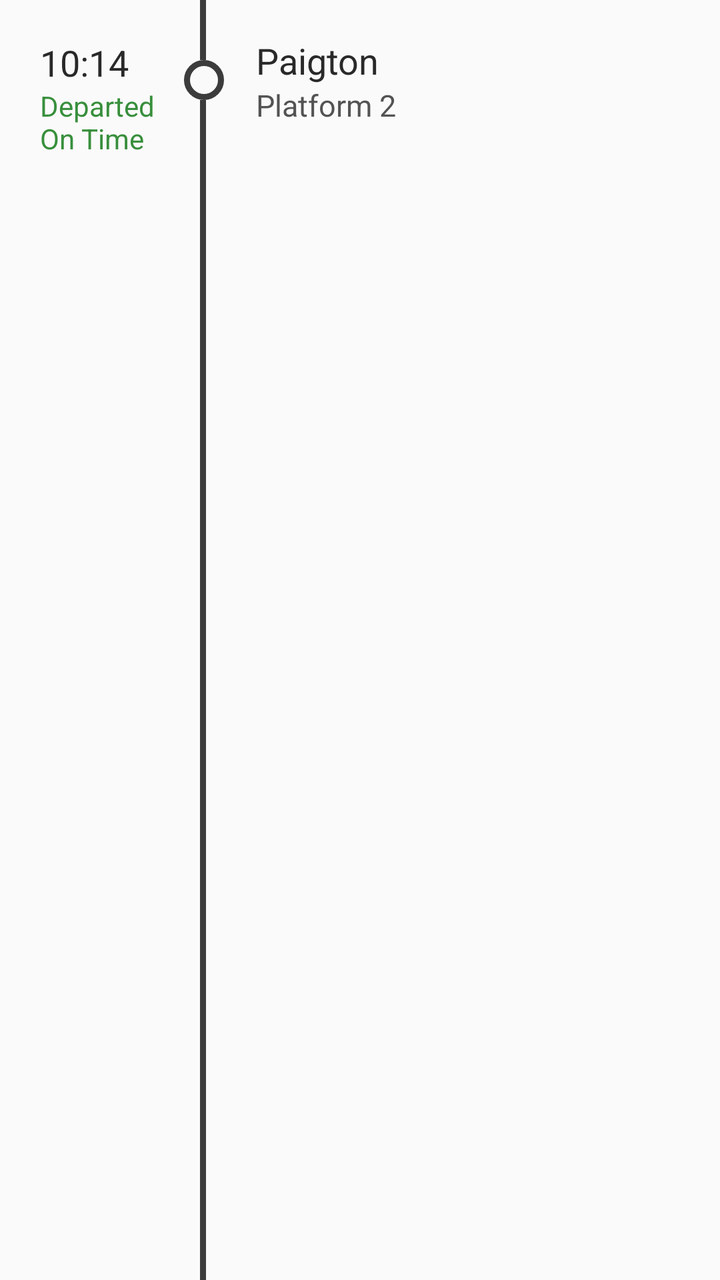
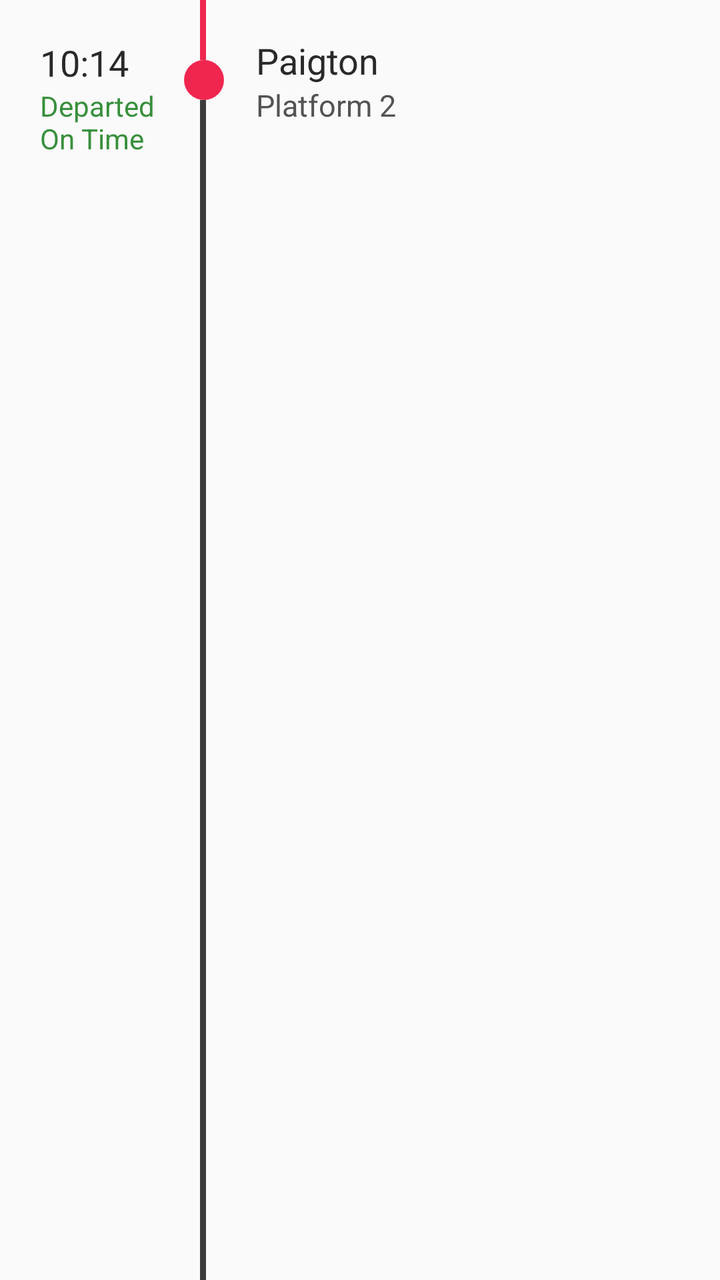

Two renders of the same Android screen: before a commit and after it. Below are the layout's source before the change and the commit's diff.
<!-- AndroidManifest.xml: application theme Theme.AppCompat.Light.NoActionBar -->
<!-- res/layout/calling_point.xml -->
<?xml version="1.0" encoding="utf-8"?>
<androidx.constraintlayout.widget.ConstraintLayout xmlns:android="http://schemas.android.com/apk/res/android"
    xmlns:app="http://schemas.android.com/apk/res-auto"
    xmlns:tools="http://schemas.android.com/tools"
    android:id="@+id/calling_point_layout"
    android:layout_width="match_parent"
    android:layout_height="80dp">

    <View
        android:id="@+id/line_1"
        android:layout_width="3dp"
        android:layout_height="0dp"
        android:layout_marginStart="100dp"
        android:background="@color/to_visit"
        app:layout_constraintBottom_toTopOf="@+id/circle"
        app:layout_constraintStart_toStartOf="parent"
        app:layout_constraintTop_toTopOf="parent"
        app:layout_constraintVertical_bias="0.0" />

    <View
        android:id="@+id/line_2"
        android:layout_width="3dp"
        android:layout_height="0dp"
        android:layout_marginStart="100dp"
        android:background="@color/to_visit"
        app:layout_constraintBottom_toBottomOf="parent"
        app:layout_constraintStart_toStartOf="parent"
        app:layout_constraintTop_toBottomOf="@+id/circle" />

    <View
        android:id="@+id/circle"
        android:layout_width="20dp"
        android:layout_height="20dp"
        android:layout_marginStart="92dp"
        android:layout_marginTop="30dp"
        android:background="@drawable/circle_outline"
        app:layout_constraintStart_toStartOf="parent"
        app:layout_constraintTop_toTopOf="parent" />

    <TextView
        android:id="@+id/calling_point_time"
        android:layout_width="wrap_content"
        android:layout_height="wrap_content"
        android:layout_marginStart="20dp"
        android:layout_marginTop="19dp"
        android:text="10:14"
        android:textColor="@color/main_text"
        android:textSize="18sp"
        app:layout_constraintStart_toStartOf="parent"
        app:layout_constraintTop_toTopOf="parent" />

    <TextView
        android:id="@+id/calling_point_status"
        android:layout_width="66dp"
        android:layout_height="wrap_content"
        android:layout_marginStart="20dp"
        android:text="Departed On Time"
        android:textColor="@color/on_time"
        app:layout_constraintStart_toStartOf="parent"
        app:layout_constraintTop_toBottomOf="@+id/calling_point_time" />

    <TextView
        android:id="@+id/calling_point_name"
        android:layout_width="wrap_content"
        android:layout_height="wrap_content"
        android:layout_marginStart="16dp"
        android:layout_marginTop="18dp"
        android:text="Paigton"
        android:textColor="@color/main_text"
        android:textSize="18sp"
        app:layout_constraintStart_toEndOf="@+id/circle"
        app:layout_constraintTop_toTopOf="parent" />

    <TextView
        android:id="@+id/calling_point_platform"
        android:layout_width="wrap_content"
        android:layout_height="wrap_content"
        android:layout_marginStart="16dp"
        android:text="Platform 2"
        android:textColor="@color/secondary_text"
        android:textSize="15sp"
        app:layout_constraintStart_toEndOf="@+id/circle"
        app:layout_constraintTop_toBottomOf="@+id/calling_point_name" />
</androidx.constraintlayout.widget.ConstraintLayout>
<!-- resources referenced by this layout -->
<resources>
  <color name="main_text">#FF292929</color>
  <color name="on_time">#388F3C</color>
  <color name="secondary_text">#535353</color>
  <color name="to_visit">#3C3C3C</color>
  <!-- drawable circle_outline (drawable) -->
  <shape xmlns:android="http://schemas.android.com/apk/res/android"
      android:shape="oval">
      <stroke
          android:width="3dp"
          android:color="@color/to_visit"/>
  </shape>
</resources>

<!-- the commit's change to res/layout/calling_point.xml (unified diff, before → after) -->
@@ -11,7 +11,8 @@
         android:layout_width="3dp"
         android:layout_height="0dp"
         android:layout_marginStart="100dp"
-        android:background="@color/to_visit"
+        android:background="@color/visited"
+        android:visibility="visible"
         app:layout_constraintBottom_toTopOf="@+id/circle"
         app:layout_constraintStart_toStartOf="parent"
         app:layout_constraintTop_toTopOf="parent"
@@ -33,7 +34,7 @@
         android:layout_height="20dp"
         android:layout_marginStart="92dp"
         android:layout_marginTop="30dp"
-        android:background="@drawable/circle_outline"
+        android:background="@drawable/filled_circle"
         app:layout_constraintStart_toStartOf="parent"
         app:layout_constraintTop_toTopOf="parent" />
 
<!-- resource entries referenced after the edit -->
@@ -4,12 +4,17 @@
   <color name="on_time">#388F3C</color>
   <color name="secondary_text">#535353</color>
   <color name="to_visit">#3C3C3C</color>
-  <!-- drawable circle_outline (drawable) -->
-  <shape xmlns:android="http://schemas.android.com/apk/res/android"
+  <color name="visited">#EF274F</color>
+  <!-- drawable filled_circle (drawable) -->
+  <?xml version="1.0" encoding="utf-8"?>
+  <shape
+      xmlns:android="http://schemas.android.com/apk/res/android"
       android:shape="oval">
-      <stroke
-          android:width="3dp"
-          android:color="@color/to_visit"/>
+      <solid
+          android:color="@color/visited"/>
+      <size
+          android:width="10dp"
+          android:height="10dp"/>
   </shape>
 </resources>
 
